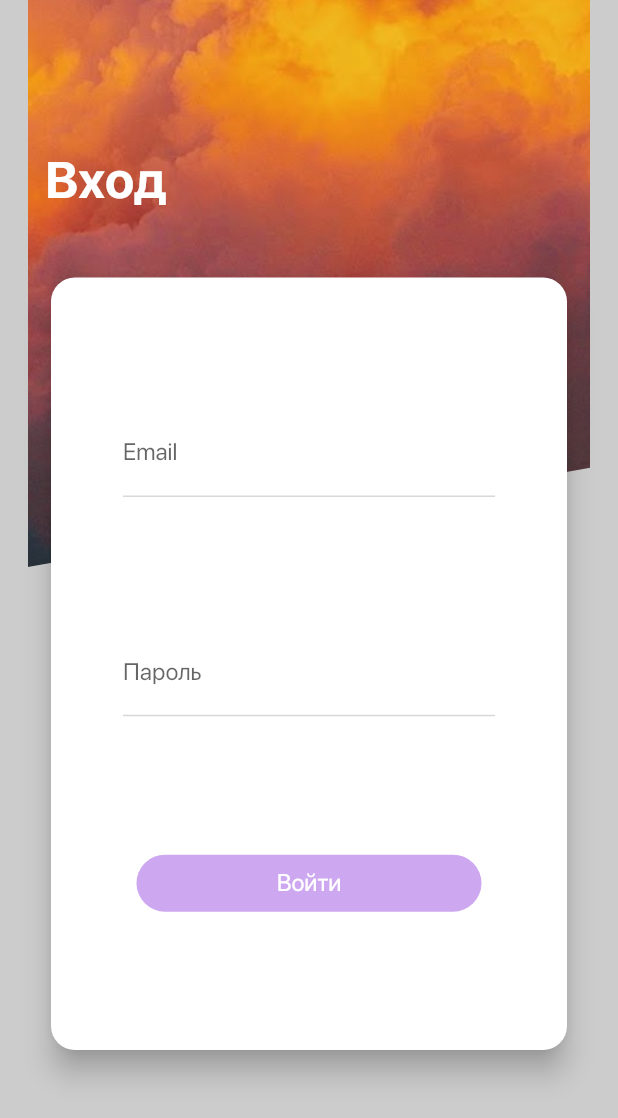
After one commit to Polevshchikov/homework_flutter, a Flutter app: the screen it shows after launch, on a phone screen of 412 x 824 dp. The commit adds this screen. Shown: the top 1118 px of the screen. Run offline on Flutter 3.47's test engine with Material 2 defaults, Android fonts, the phone set to English and light mode, and no system bars; our stand-ins replace carousel_slider, cloud_firestore, connectivity, dio, firebase_auth, firebase_core and 8 more; missing offline and left inert: injector; accounts and stored records are empty; generated files the repository leaves out were written again.

Commit message:
the first screen is complete

```diff
--- /dev/null
+++ b/test_task/lib/components/LoginScreen/LoginScreen.dart
@@ -0,0 +1,114 @@
+import 'package:flutter/cupertino.dart';
+import 'package:flutter/material.dart';
+import 'package:test_task/components/LoginScreen/elements/LoginScreen__BodyPage.dart';
+import 'package:test_task/components/LoginScreen/elements/ClipPathClass.dart';
+
+import 'package:test_task/theme/ColorPalette.dart';
+
+class LoginScreen extends StatefulWidget {
+  const LoginScreen({Key key}) : super(key: key);
+
+  @override
+  _LoginScreenState createState() => _LoginScreenState();
+}
+
+class _LoginScreenState extends State<LoginScreen> {
+  final GlobalKey<FormState> _formKey = GlobalKey<FormState>();
+  final TextEditingController _controllerEmail = TextEditingController();
+  final TextEditingController _controllerPassword = TextEditingController();
+  FocusNode _focusEmail;
+  FocusNode _focusPassword;
+  //Флаг, активная кнопка
+  bool _isBtnEnabled = false;
+
+  @override
+  void initState() {
+    super.initState();
+    _focusEmail = FocusNode();
+    _focusPassword = FocusNode();
+    _controllerPassword.addListener(() {
+      setState(() {
+        _isBtnEnabled = _controllerPassword.value.text.isNotEmpty;
+      });
+    });
+  }
+
+  @override
+  void dispose() {
+    _focusEmail.dispose();
+    _focusPassword.dispose();
+    _controllerPassword.dispose();
+    super.dispose();
+  }
+
+  @override
+  Widget build(BuildContext context) {
+    return Scaffold(
+      body: Container(
+        color: colorBackground,
+        child: Stack(
+          fit: StackFit.expand,
+          children: <Widget>[
+            Container(
+              alignment: Alignment.topCenter,
+              child: ClipPath(
+                clipper: ClipPathClass(),
+                child: Image.asset(
+                  "assets/images/bg_login.png",
+                  fit: BoxFit.fill,
+                ),
+              ),
+            ),
+            MediaQuery.of(context).viewInsets.bottom == 0
+                ? Positioned(
+                    left: 30,
+                    right: 30,
+                    top: 100,
+                    bottom: 120,
+                    child: Column(
+                      crossAxisAlignment: CrossAxisAlignment.start,
+                      children: <Widget>[
+                        const Text(
+                          'Вход',
+                          style: TextStyle(
+                              color: colorWhite,
+                              fontSize: 34.0,
+                              fontWeight: FontWeight.bold),
+                        ),
+                        const SizedBox(height: 40.0),
+                        BodyPage(
+                          controllerEmail: _controllerEmail,
+                          focusEmail: _focusEmail,
+                          formKey: _formKey,
+                          controllerPassword: _controllerPassword,
+                          focusPassword: _focusPassword,
+                          isBtnEnabled: _isBtnEnabled,
+                        ),
+                      ],
+                    ),
+                  )
+                : Positioned(
+                    left: 30,
+                    right: 30,
+                    top: 88,
+                    bottom: 15,
+                    child: Column(
+                      crossAxisAlignment: CrossAxisAlignment.start,
+                      children: <Widget>[
+                        BodyPage(
+                          controllerEmail: _controllerEmail,
+                          focusEmail: _focusEmail,
+                          formKey: _formKey,
+                          controllerPassword: _controllerPassword,
+                          focusPassword: _focusPassword,
+                          isBtnEnabled: _isBtnEnabled,
+                        ),
+                      ],
+                    ),
+                  ),
+          ],
+        ),
+      ),
+    );
+  }
+}
--- /dev/null
+++ b/test_task/lib/components/LoginScreen/elements/LoginScreen__BodyPage.dart
@@ -0,0 +1,106 @@
+import 'package:flutter/cupertino.dart';
+import 'package:flutter/material.dart';
+import 'package:test_task/components/LoginScreen/elements/LoginScreen__Button.dart';
+import 'package:test_task/components/LoginScreen/elements/LoginScreen__TextForm.dart';
+import 'package:test_task/components/MainScreen/MainScreen.dart';
+import 'package:test_task/theme/ColorPalette.dart';
+
+class BodyPage extends StatefulWidget {
+  final TextEditingController controllerEmail;
+  final FocusNode focusEmail;
+  final GlobalKey formKey;
+  final TextEditingController controllerPassword;
+  final FocusNode focusPassword;
+  final bool isBtnEnabled;
+
+  const BodyPage({
+    Key key,
+    this.controllerEmail,
+    this.focusEmail,
+    this.formKey,
+    this.controllerPassword,
+    this.focusPassword,
+    this.isBtnEnabled,
+  }) : super(key: key);
+
+  @override
+  _BodyPageState createState() => _BodyPageState();
+}
+
+class _BodyPageState extends State<BodyPage> {
+  //флаг, переход на след. экран
+  bool _permissionMove = false;
+  GlobalKey<FormState> formKey = GlobalKey<FormState>();
+
+  @override
+  void initState() {
+    super.initState();
+    formKey = widget.formKey;
+  }
+
+//Метод проверяющий валидацию ввода данных и в случае успеха переходим на страницу
+  void _signIn() async {
+    if (formKey.currentState.validate()) {
+      formKey.currentState.reset();
+      setState(() {
+        _permissionMove = !_permissionMove;
+      });
+    } else {}
+  }
+
+  @override
+  Widget build(BuildContext context) {
+    return Expanded(
+      child: FractionallySizedBox(
+        widthFactor: 1.0,
+        heightFactor: 1.0,
+        child: Card(
+          elevation: 8,
+          shape: RoundedRectangleBorder(
+            borderRadius: BorderRadius.circular(16),
+          ),
+          color: colorWhite,
+          child: Padding(
+            padding: const EdgeInsets.symmetric(horizontal: 48.0),
+            child: Form(
+              key: formKey,
+              child: Column(
+                crossAxisAlignment: CrossAxisAlignment.center,
+                mainAxisAlignment: MainAxisAlignment.spaceEvenly,
+                children: <Widget>[
+                  LoginScreenTextForm(
+                    controller: widget.controllerEmail,
+                    focusNode: widget.focusEmail,
+                    nextFocusNode: widget.focusPassword,
+                    hintText: 'Email',
+                  ),
+                  LoginScreenTextForm(
+                    controller: widget.controllerPassword,
+                    obscureText: true,
+                    focusNode: widget.focusPassword,
+                    nextFocusNode: widget.focusPassword,
+                    hintText: 'Пароль',
+                  ),
+                  LoginScreenButton(
+                    isBtnEnabled: widget.isBtnEnabled,
+                    onPressed: () {
+                      _signIn();
+                      if (_permissionMove) {
+                        Navigator.of(context)
+                            .pushReplacement(MaterialPageRoute<MainScreen>(
+                          builder: (BuildContext context) {
+                            return MainScreen();
+                          },
+                        ));
+                      }
+                    },
+                  ),
+                ],
+              ),
+            ),
+          ),
+        ),
+      ),
+    );
+  }
+}
--- a/test_task/lib/Screens/elements/LoginScreenButton.dart
+++ b/test_task/lib/components/LoginScreen/elements/LoginScreen__Button.dart
@@ -3,16 +3,19 @@ import 'package:test_task/theme/ColorPalette.dart';
 
 class LoginScreenButton extends StatelessWidget {
   final VoidCallback onPressed;
-  const LoginScreenButton({Key key, this.onPressed}) : super(key: key);
+  final bool isBtnEnabled;
+  const LoginScreenButton({Key key, this.onPressed, this.isBtnEnabled})
+      : super(key: key);
 
   @override
   Widget build(BuildContext context) {
     return MaterialButton(
       minWidth: 230.0,
       height: 38.0,
-      onPressed: onPressed,
+      onPressed: isBtnEnabled ? onPressed : null,
       elevation: 3,
-      color: colorButton,
+      disabledColor: colorButtonDisable,
+      color: colorButtonActiv,
       child: Text(
         'Войти',
         style: TextStyle(
--- /dev/null
+++ b/test_task/lib/components/LoginScreen/elements/LoginScreen__TextForm.dart
@@ -0,0 +1,48 @@
+import 'package:flutter/material.dart';
+import 'package:test_task/components/LoginScreen/elements/ValidateForm.dart';
+import 'package:test_task/theme/ColorPalette.dart';
+
+class LoginScreenTextForm extends StatelessWidget {
+  const LoginScreenTextForm(
+      {Key key,
+      this.controller,
+      this.obscureText = false,
+      this.focusNode,
+      this.nextFocusNode,
+      this.hintText})
+      : super(key: key);
+
+  final TextEditingController controller;
+  final bool obscureText;
+  final FocusNode focusNode;
+  final FocusNode nextFocusNode;
+  final String hintText;
+
+  @override
+  Widget build(BuildContext context) {
+    return TextFormField(
+      obscureText:
+          obscureText, //TODO: судя по макету точки должны быть больше, я не знаю как увеличить их размер
+      focusNode: focusNode,
+      style: TextStyle(fontSize: 16, color: colorBlack),
+      controller: controller,
+      validator: (value) => validateForm(
+          value: value, formName: hintText, passwordInput: controller.text),
+      keyboardType: TextInputType.emailAddress,
+      decoration: InputDecoration(
+        labelText: hintText,
+        labelStyle: TextStyle(fontSize: 16),
+        focusedBorder: UnderlineInputBorder(
+            borderSide: BorderSide(color: colorBorderActiveForm, width: 1)),
+        enabledBorder: UnderlineInputBorder(
+            borderSide: BorderSide(color: colorBorderNotActiveForm, width: 1)),
+      ),
+      onFieldSubmitted: (term) {
+        focusNode.unfocus();
+        if (focusNode != nextFocusNode) {
+          FocusScope.of(context).requestFocus(nextFocusNode);
+        }
+      },
+    );
+  }
+}
--- a/test_task/lib/main.dart
+++ b/test_task/lib/main.dart
@@ -1,7 +1,15 @@
 import 'package:flutter/material.dart';
-import 'package:test_task/Screens/LoginScreen.dart';
+import 'package:flutter/services.dart';
+import 'package:test_task/components/LoginScreen/LoginScreen.dart';
+import 'package:test_task/theme/ColorPalette.dart';
 
 void main() {
+  WidgetsFlutterBinding.ensureInitialized();
+  SystemChrome.setPreferredOrientations([
+    //Вертикальная ориентация экрана
+    DeviceOrientation.portraitUp,
+    DeviceOrientation.portraitDown,
+  ]);
   runApp(MyApp());
 }
 
@@ -13,7 +21,8 @@ class MyApp extends StatelessWidget {
       title: 'Flutter Demo',
       theme: ThemeData(
         fontFamily: 'SF-Pro',
-        primarySwatch: Colors.blue,
+        primarySwatch: colorCursorActiveForm,
+        primaryColor: colorTextActiveForm,
       ),
       home: LoginScreen(),
     );
--- a/test_task/lib/theme/ColorPalette.dart
+++ b/test_task/lib/theme/ColorPalette.dart
@@ -1,3 +1,4 @@
+import 'package:flutter/material.dart';
 import 'package:flutter/widgets.dart';
 
 const colorWhite = Color(0xFFFFFFFF);
@@ -7,6 +8,8 @@ const colorTextNotActiveForm = Color(0xFF878787);
 const colorBorderActiveForm = Color(0xFF828282);
 const colorBorderNotActiveForm = Color(0xFFD8D8D8);
 const colorTextActiveForm = Color(0xFF9B51E0);
+const MaterialColor colorCursorActiveForm = Colors.purple;
 const colorProgressIndicator = Color(0xFF9B51E0);
-const colorButton = Color(0xFF9B51E0);
+const colorButtonActiv = Color.fromRGBO(155, 81, 224, 1);
+const colorButtonDisable = Color.fromRGBO(155, 81, 224, 0.5);
 const colorWarningElement = Color(0xFFBB6BD9);
```
Also changed, not shown: test_task/lib/Screens/LoginScreen.dart (deleted, +0 -157 lines), test_task/lib/Screens/elements/LoginScreenTextForm.dart (deleted, +0 -80 lines), test_task/lib/components/LoginScreen/elements/ValidateForm.dart (added, +26 -0 lines), test_task/lib/components/MainScreen/MainScreen.dart (added, +10 -0 lines), test_task/lib/components/LoginScreen/elements/ClipPathClass.dart (renamed from test_task/lib/Screens/elements/ClipPathClass.dart).
